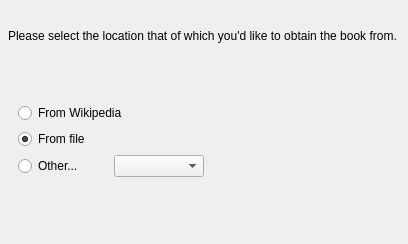
This is res/ui/contentwizard-selectiontype.ui in smartboyhw/speechcontrol as Qt 5 draws it before an edit. The edited form follows.
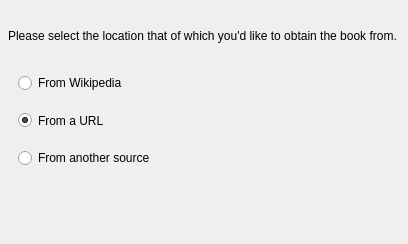
This is the edited form.

The edit to the form file:
```diff
--- a/res/ui/contentwizard-selectiontype.ui
+++ b/res/ui/contentwizard-selectiontype.ui
@@ -47,21 +47,14 @@
    <layout class="QHBoxLayout" name="horizontalLayout">
     <item>
      <layout class="QVBoxLayout" name="verticalLayout">
-      <item>
-       <spacer name="verticalSpacer">
-        <property name="orientation">
-         <enum>Qt::Vertical</enum>
-        </property>
-        <property name="sizeHint" stdset="0">
-         <size>
-          <width>20</width>
-          <height>40</height>
-         </size>
-        </property>
-       </spacer>
-      </item>
       <item>
        <widget class="QRadioButton" name="radioButtonWiki">
+        <property name="sizePolicy">
+         <sizepolicy hsizetype="MinimumExpanding" vsizetype="MinimumExpanding">
+          <horstretch>0</horstretch>
+          <verstretch>0</verstretch>
+         </sizepolicy>
+        </property>
         <property name="whatsThis">
          <string>Select this to use a WikiMedia (WikiNews, Wikipedia, etc) to obtain information for your transcription.</string>
         </property>
@@ -71,12 +64,18 @@
        </widget>
       </item>
       <item>
-       <widget class="QRadioButton" name="radioButtonFile">
+       <widget class="QRadioButton" name="radioButtonUrl">
+        <property name="sizePolicy">
+         <sizepolicy hsizetype="MinimumExpanding" vsizetype="MinimumExpanding">
+          <horstretch>0</horstretch>
+          <verstretch>0</verstretch>
+         </sizepolicy>
+        </property>
         <property name="whatsThis">
          <string>Select this option to use a local file (*.spch) to use for transcription.</string>
         </property>
         <property name="text">
-         <string>From file</string>
+         <string>From a URL</string>
         </property>
         <property name="checked">
          <bool>true</bool>
@@ -90,17 +89,20 @@
         </property>
         <item>
          <widget class="QRadioButton" name="radioButtonCustom">
+          <property name="sizePolicy">
+           <sizepolicy hsizetype="MinimumExpanding" vsizetype="MinimumExpanding">
+            <horstretch>0</horstretch>
+            <verstretch>0</verstretch>
+           </sizepolicy>
+          </property>
           <property name="whatsThis">
            <string>Select this option to choose from a drop-list of other sources that you can pull sources from to use for transcription.</string>
           </property>
           <property name="text">
-           <string>Other...</string>
+           <string>From another source</string>
           </property>
          </widget>
         </item>
-        <item>
-         <widget class="QComboBox" name="comboBox"/>
-        </item>
        </layout>
       </item>
       <item>
@@ -120,6 +122,18 @@
     </item>
     <item>
      <widget class="QLabel" name="lblDescription">
+      <property name="sizePolicy">
+       <sizepolicy hsizetype="Fixed" vsizetype="Fixed">
+        <horstretch>0</horstretch>
+        <verstretch>0</verstretch>
+       </sizepolicy>
+      </property>
+      <property name="minimumSize">
+       <size>
+        <width>185</width>
+        <height>145</height>
+       </size>
+      </property>
       <property name="text">
        <string/>
       </property>
```
Left out of the diff: 25 changed lines with no effect on the pictures.
